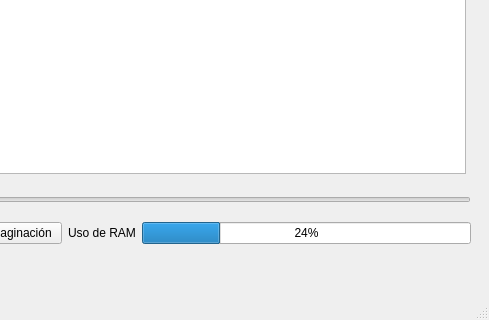
SlimeVRS/Proyecto-I-Odissey-Radio, file Odissey/mainwindow.ui: the form before one commit; both pictures show x 385 to 874 and y 277 to 597 of the 874 by 597 pixel window.
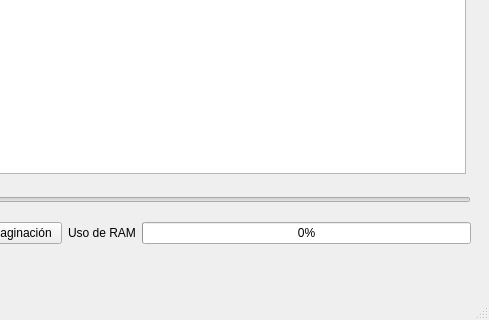
The form after the commit.

Commit message: arreglo al mostrar el genero

Diff of the .ui file:
```diff
--- a/Odissey/mainwindow.ui
+++ b/Odissey/mainwindow.ui
@@ -66,7 +66,7 @@
          <item>
           <widget class="QProgressBar" name="progressBar">
            <property name="value">
-            <number>24</number>
+            <number>0</number>
            </property>
           </widget>
          </item>
```
Left out of the diff: 6 changed lines with no effect on the pictures. The commit also changes 2 other files.
